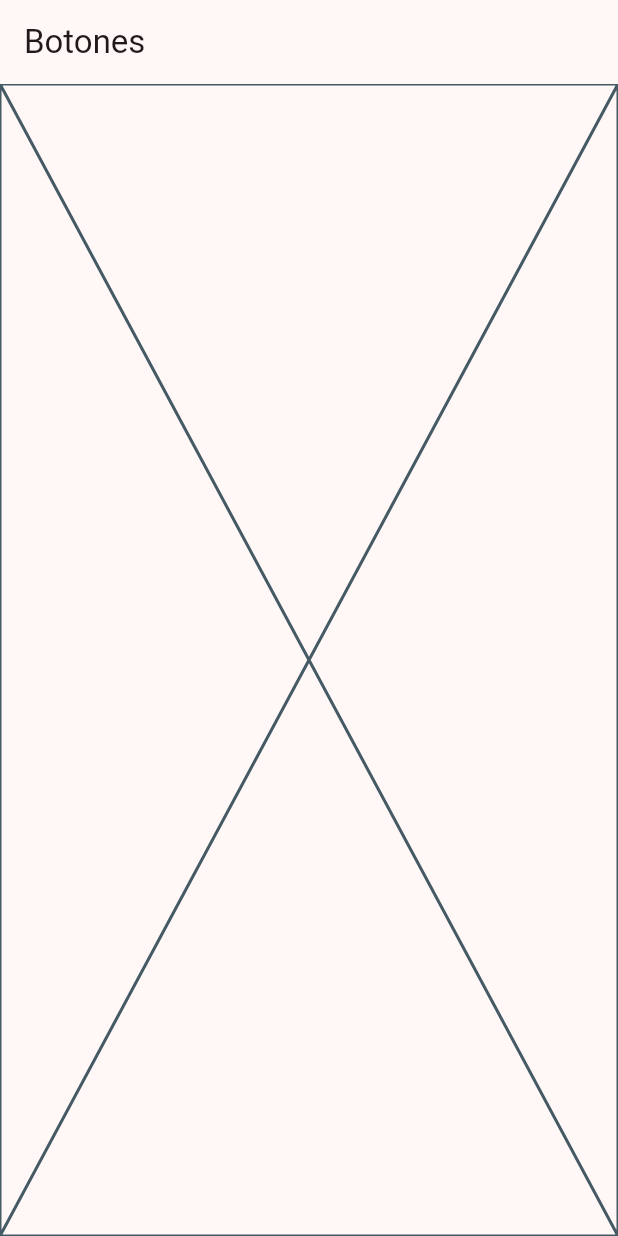
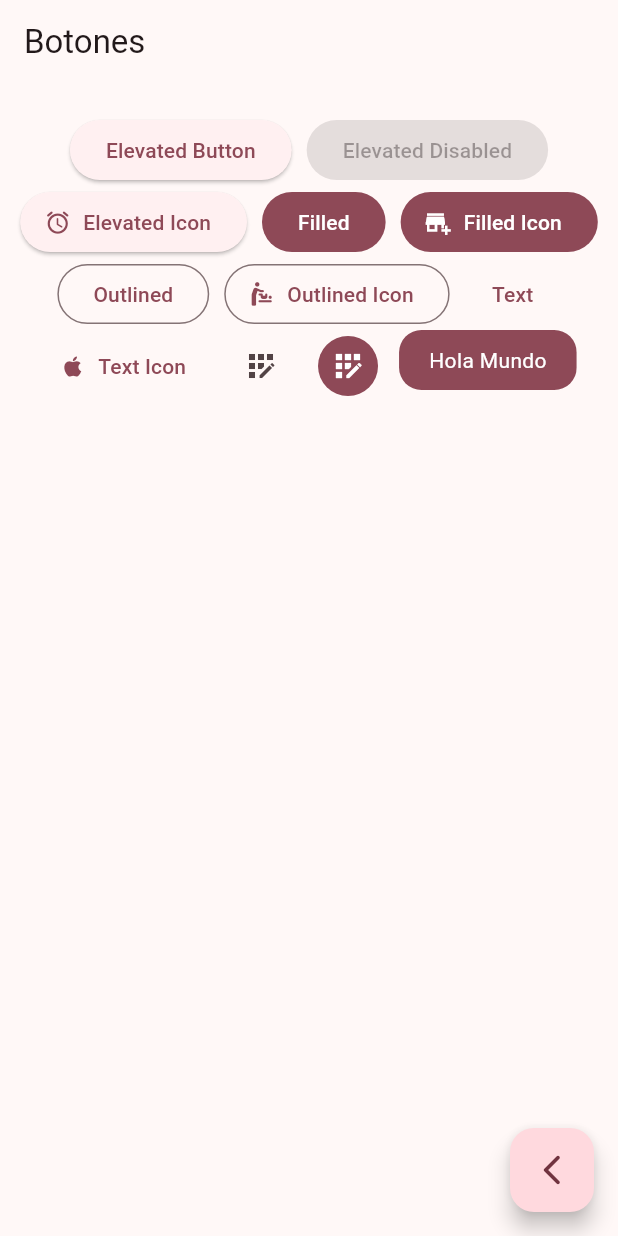
Before and after one commit to diegoteran95/widgets_app, a Flutter app: the ButtonsScreen screen opened by its route, on a phone screen of 412 x 824 dp. Run offline on Flutter 3.47's test engine with Material 3 defaults, Android fonts, the phone set to English and light mode, and no system bars; our stand-ins replace go_router.

Commit message:
Add buttons in screen

```diff
--- a/lib/presentation/screens/buttons/buttons_screen.dart
+++ b/lib/presentation/screens/buttons/buttons_screen.dart
@@ -1,4 +1,5 @@
 import 'package:flutter/material.dart';
+import 'package:go_router/go_router.dart';
 
 class ButtonsScreen extends StatelessWidget {
   static const String name = "buttons_screen";
@@ -10,7 +11,94 @@ class ButtonsScreen extends StatelessWidget {
       appBar: AppBar(
         title: const Text("Botones"),
       ),
-      body: const Placeholder(),
+      body: const _ButtonsView(),
+      floatingActionButton: FloatingActionButton(
+        child: const Icon(Icons.arrow_back_ios_new_rounded),
+        onPressed: () {
+          context.pop();
+        },
+      ),
     );
   }
 }
+
+class _ButtonsView extends StatelessWidget {
+  const _ButtonsView();
+
+  @override
+  Widget build(BuildContext context) {
+    final color = Theme.of(context).colorScheme;
+    return SizedBox(
+      width: double.infinity,
+      child: Padding(
+        padding: const EdgeInsets.symmetric(horizontal: 10, vertical: 20),
+        child: Wrap(
+          spacing: 10,
+          alignment: WrapAlignment.center,
+          children: [
+            ElevatedButton(
+                onPressed: () {}, child: const Text("Elevated Button")),
+            const ElevatedButton(
+                onPressed: null, child: Text("Elevated Disabled")),
+            ElevatedButton.icon(
+              icon: const Icon(Icons.access_alarm_rounded),
+              onPressed: () {},
+              label: const Text("Elevated Icon"),
+            ),
+            FilledButton(onPressed: () {}, child: const Text("Filled")),
+            FilledButton.icon(
+                onPressed: () {},
+                icon: const Icon(Icons.add_business),
+                label: const Text("Filled Icon")),
+            OutlinedButton(onPressed: () {}, child: const Text("Outlined")),
+            OutlinedButton.icon(
+                icon: const Icon(Icons.baby_changing_station_rounded),
+                onPressed: () {},
+                label: const Text("Outlined Icon")),
+            TextButton(onPressed: () {}, child: const Text("Text")),
+            TextButton.icon(
+              onPressed: () {},
+              label: const Text("Text Icon"),
+              icon: const Icon(Icons.apple_rounded),
+            ),
+            IconButton(
+                onPressed: () {}, icon: const Icon(Icons.app_registration)),
+            IconButton(
+              onPressed: () {},
+              icon: const Icon(Icons.app_registration),
+              style: ButtonStyle(
+                  backgroundColor: MaterialStatePropertyAll(color.primary),
+                  iconColor: const MaterialStatePropertyAll(Colors.white)),
+            ),
+            const CustomButton()
+          ],
+        ),
+      ),
+    );
+  }
+}
+
+class CustomButton extends StatelessWidget {
+  const CustomButton({super.key});
+
+  @override
+  Widget build(BuildContext context) {
+    final color = Theme.of(context).colorScheme;
+    return ClipRRect(
+      borderRadius: BorderRadius.circular(15),
+      child: Material(
+        color: color.primary,
+        child: InkWell(
+          onTap: () {},
+          child: const Padding(
+            padding: EdgeInsets.symmetric(horizontal: 20, vertical: 10),
+            child: Text(
+              "Hola Mundo",
+              style: TextStyle(color: Colors.white),
+            ),
+          ),
+        ),
+      ),
+    );
+  }
+}
```
